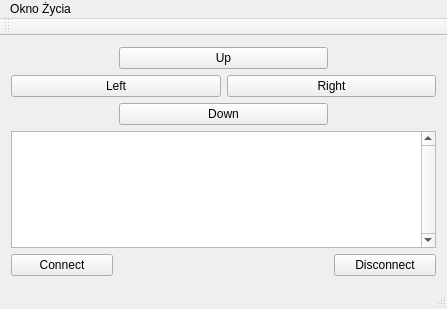
This is chat QT/mainwindow.ui in Shakkozu/Steering-UNITY-game-by-wireless-controller as Qt 5 draws it before an edit. The edited form follows.
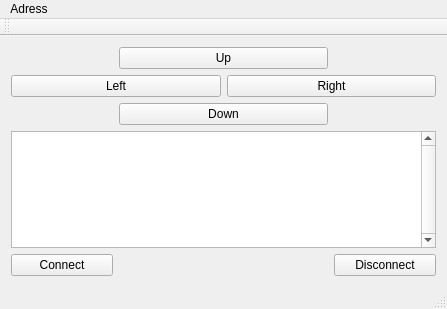
This is the edited form.

```diff
--- a/chat QT/mainwindow.ui
+++ b/chat QT/mainwindow.ui
@@ -98,7 +98,7 @@
    </property>
    <widget class="QMenu" name="menuSettings">
     <property name="title">
-     <string>Okno Życia</string>
+     <string>Adress</string>
     </property>
     <addaction name="actionSettings"/>
    </widget>
```
